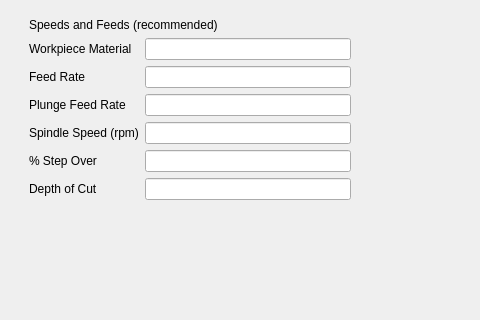
The window that buildbotics/resources/ui/tool.ui (DougCoffland/FreeCADGCodeWB) describes before a commit, drawn with Qt 5; both pictures show x 0 to 480 and y 242 to 562 of the 726 by 562 pixel window.
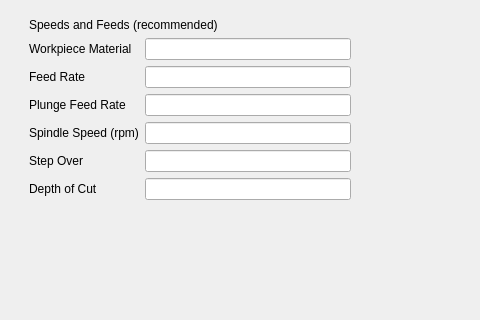
The same window after the commit. The open tabs and pages were chosen to show the change.

The edit to the form file:
```diff
--- a/buildbotics/resources/ui/tool.ui
+++ b/buildbotics/resources/ui/tool.ui
@@ -176,7 +176,7 @@
            <item row="5" column="0">
             <widget class="QLabel" name="label_7">
              <property name="text">
-              <string>% Step Over</string>
+              <string>Step Over</string>
              </property>
             </widget>
            </item>
```
Left out of the diff: 52 changed lines with no effect on the pictures.
